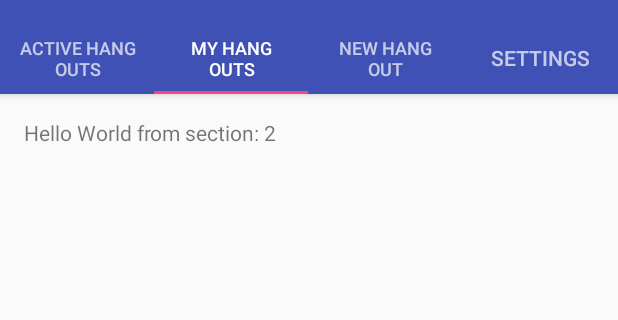
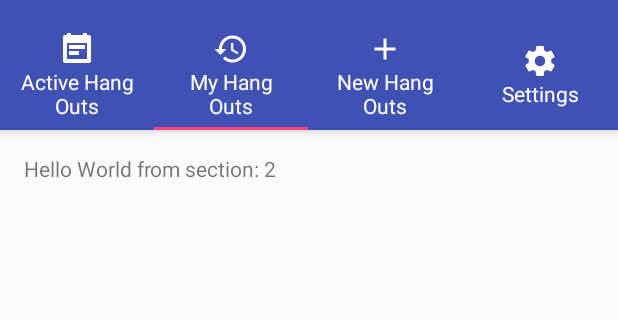
Before and after one commit to jordifoix/CA, an Android app: the screen it shows after launch once a user with an empty profile is signed in (MainActivity), tab 2 chosen, on a phone screen of 412 x 824 dp, the part 74-394 px from its top. Run offline under Robolectric (Android 15) with nearby library versions, the phone set to English and light mode, and no system bars.

```diff
--- a/app/src/main/AndroidManifest.xml
+++ b/app/src/main/AndroidManifest.xml
@@ -24,7 +24,7 @@
             </intent-filter>
         </activity>
         <activity android:name=".Activities.LoginActivity" />
-        <activity android:name=".Activities.CreateGroup"></activity>
+        <activity android:name=".Activities.CreateGroupActivity"></activity>
     </application>
 
 </manifest>
--- a/app/src/main/java/com/chillasso/chillasso/Activities/CreateGroup.java
+++ b/app/src/main/java/com/chillasso/chillasso/Activities/CreateGroupActivity.java
@@ -33,7 +33,7 @@ import java.util.List;
 
 import io.realm.Realm;
 
-public class CreateGroup extends AppCompatActivity {
+public class CreateGroupActivity extends AppCompatActivity {
 
     private EditText groupName;
     private Button save_group_button;
@@ -119,7 +119,7 @@ public class CreateGroup extends AppCompatActivity {
                         search_contact.add(contact);
                     }
                 }
-                searchContactListAdapter = new ContactListAdapter(CreateGroup.this,search_contact);
+                searchContactListAdapter = new ContactListAdapter(CreateGroupActivity.this,search_contact);
                 if(contactListview != null){
                     searchContactListAdapter.notifyDataSetChanged();
                     contactListview.setAdapter(searchContactListAdapter);
--- a/app/src/main/java/com/chillasso/chillasso/Activities/MainActivity.java
+++ b/app/src/main/java/com/chillasso/chillasso/Activities/MainActivity.java
@@ -1,14 +1,7 @@
 package com.chillasso.chillasso.Activities;
 
-import android.Manifest;
-import android.content.Context;
 import android.content.Intent;
-import android.content.pm.PackageManager;
-import android.database.Cursor;
-import android.provider.ContactsContract;
 import android.support.design.widget.TabLayout;
-import android.support.v4.app.ActivityCompat;
-import android.support.v4.content.ContextCompat;
 import android.support.v7.app.AppCompatActivity;
 import android.support.v7.widget.Toolbar;
 
@@ -17,8 +10,6 @@ import android.support.v4.app.FragmentManager;
 import android.support.v4.app.FragmentPagerAdapter;
 import android.support.v4.view.ViewPager;
 import android.os.Bundle;
-import android.telephony.TelephonyManager;
-import android.util.Log;
 import android.view.LayoutInflater;
 import android.view.Menu;
 import android.view.MenuItem;
@@ -31,10 +22,7 @@ import com.chillasso.chillasso.R;
 import com.chillasso.chillasso.TabFragments.NewHangoutTab;
 import com.chillasso.chillasso.TabFragments.SettingsTab;
 
-import java.util.ArrayList;
 import java.util.List;
-
-import static android.R.attr.name;
 
 public class MainActivity extends AppCompatActivity {
 
@@ -53,6 +41,18 @@ public class MainActivity extends AppCompatActivity {
      * The {@link ViewPager} that will host the section contents.
      */
     private ViewPager mViewPager;
+    private static final String[] tab_name = {
+            "Active Hang Outs",
+            "My Hang Outs",
+            "New Hang Outs",
+            "Settings"
+    };
+    private static final int[] tab_icon = {
+            R.drawable.ic_event_note_white_24dp,
+            R.drawable.ic_history_white_24dp,
+            R.drawable.ic_add_white_24dp,
+            R.drawable.ic_settings_white_24dp
+    };
 
     @Override
     protected void onCreate(Bundle savedInstanceState) {
@@ -72,6 +72,13 @@ public class MainActivity extends AppCompatActivity {
         TabLayout tabLayout = (TabLayout) findViewById(R.id.tabs);
         tabLayout.setupWithViewPager(mViewPager);
 
+        //set tabs icons and name
+        for(int i = 0; i < tabLayout.getTabCount();++i){
+            TextView tab_textView = (TextView) LayoutInflater.from(this).inflate(R.layout.custom_tab,null);
+            tab_textView.setText(tab_name[i]);
+            tab_textView.setCompoundDrawablesWithIntrinsicBounds(0,tab_icon[i],0,0);
+            tabLayout.getTabAt(i).setCustomView(tab_textView);
+        }
     }
 
 
@@ -91,7 +98,7 @@ public class MainActivity extends AppCompatActivity {
 
         //noinspection SimplifiableIfStatement
         if (id == R.id.action_settings) {
-            Intent intent = new Intent(MainActivity.this, CreateGroup.class);
+            Intent intent = new Intent(MainActivity.this, CreateGroupActivity.class);
             startActivity(intent);
             return true;
         }
@@ -148,11 +155,11 @@ public class MainActivity extends AppCompatActivity {
         public Fragment getItem(int position) {
             // getItem is called to instantiate the fragment for the given page.
             // Return a PlaceholderFragment (defined as a static inner class below).
-            switch(position){
+            switch (position) {
                 case 2:
                     NewHangoutTab newHangoutTab = new NewHangoutTab();
                     return newHangoutTab;
-                case 4:
+                case 3:
                     SettingsTab settingsTab = new SettingsTab();
                     return settingsTab;
                 default:
--- a/app/src/main/java/com/chillasso/chillasso/Class/UserPhone.java
+++ b/app/src/main/java/com/chillasso/chillasso/Class/UserPhone.java
@@ -1,6 +1,7 @@
 package com.chillasso.chillasso.Class;
 
 import io.realm.RealmObject;
+import io.realm.annotations.PrimaryKey;
 
 /**
  * Created by Enric on 02/04/2017.
@@ -8,6 +9,7 @@ import io.realm.RealmObject;
 
 public class UserPhone extends RealmObject {
 
+    @PrimaryKey
     private String phone;
 
     public UserPhone(){
@@ -21,7 +23,7 @@ public class UserPhone extends RealmObject {
         return phone;
     }
 
-    public void setPhone(String phone) {
+   /* public void setPhone(String phone) {
         this.phone = phone;
-    }
+    }*/
 }
--- a/app/src/main/res/layout/activity_create_group.xml
+++ b/app/src/main/res/layout/activity_create_group.xml
@@ -4,7 +4,7 @@
     xmlns:tools="http://schemas.android.com/tools"
     android:layout_width="match_parent"
     android:layout_height="match_parent"
-    tools:context="com.chillasso.chillasso.Activities.CreateGroup">
+    tools:context="com.chillasso.chillasso.Activities.CreateGroupActivity">
 
     <RelativeLayout
         android:id="@+id/relativeLayout4"
--- a/app/src/main/res/layout/activity_login.xml
+++ b/app/src/main/res/layout/activity_login.xml
@@ -60,7 +60,7 @@
             android:layout_marginLeft="16dp"
             android:layout_marginStart="16dp"
             android:layout_marginTop="49dp"
-            android:text="Sign up " />
+            android:text="Sing up " />
 
         <Button
             android:id="@+id/sign_in_button"
@@ -81,7 +81,7 @@
             android:layout_alignStart="@+id/sign_up_button"
             android:layout_below="@+id/password_editText"
             android:layout_marginTop="13dp"
-            android:text="Remember me " />
+            android:text="Keep me logged in " />
     </RelativeLayout>
 
 </LinearLayout>
--- a/app/src/main/res/layout/activity_main.xml
+++ b/app/src/main/res/layout/activity_main.xml
@@ -28,7 +28,7 @@
         <android.support.design.widget.TabLayout
             android:id="@+id/tabs"
             android:layout_width="match_parent"
-            android:layout_height="wrap_content" />
+            android:layout_height="@dimen/custom_tab_layout_height" />
 
     </android.support.design.widget.AppBarLayout>
 
--- /dev/null
+++ b/app/src/main/res/layout/custom_tab.xml
@@ -0,0 +1,9 @@
+<?xml version="1.0" encoding="utf-8"?>
+<TextView xmlns:android="http://schemas.android.com/apk/res/android"
+    android:id="@+id/tab_textView"
+    android:layout_width="wrap_content"
+    android:layout_height="wrap_content"
+    android:fontFamily="@string/font_fontFamily_medium"
+    android:gravity="center_horizontal"
+    android:textColor="#FFFFFF"
+    android:textSize="@dimen/tab_label" />
--- a/app/src/main/res/values/dimens.xml
+++ b/app/src/main/res/values/dimens.xml
@@ -2,6 +2,8 @@
     <!-- Default screen margins, per the Android Design guidelines. -->
     <dimen name="activity_horizontal_margin">16dp</dimen>
     <dimen name="activity_vertical_margin">16dp</dimen>
+    <dimen name="tab_label">14sp</dimen>
+    <dimen name="custom_tab_layout_height">72dp</dimen>
     <dimen name="fab_margin">16dp</dimen>
     <dimen name="appbar_padding_top">8dp</dimen>
 </resources>
--- /dev/null
+++ b/app/src/main/res/values/fonts.xml
@@ -0,0 +1,4 @@
+<?xml version="1.0" encoding="utf-8"?>
+<resources>
+    <string name="font_fontFamily_medium">sans-serif</string>
+</resources>
```
Also changed, not shown: app/src/main/java/com/chillasso/chillasso/MyApplication.java (+1 -6 lines), app/src/main/res/drawable-hdpi/drawable-hdpi/ic_settings_white_24dp.png (added), app/src/main/res/drawable-hdpi/ic_add_white_24dp.png (added), app/src/main/res/drawable-hdpi/ic_event_note_white_24dp.png (added), app/src/main/res/drawable-hdpi/ic_history_white_24dp.png (added), app/src/main/res/drawable-hdpi/ic_settings_white_24dp.png (added).
